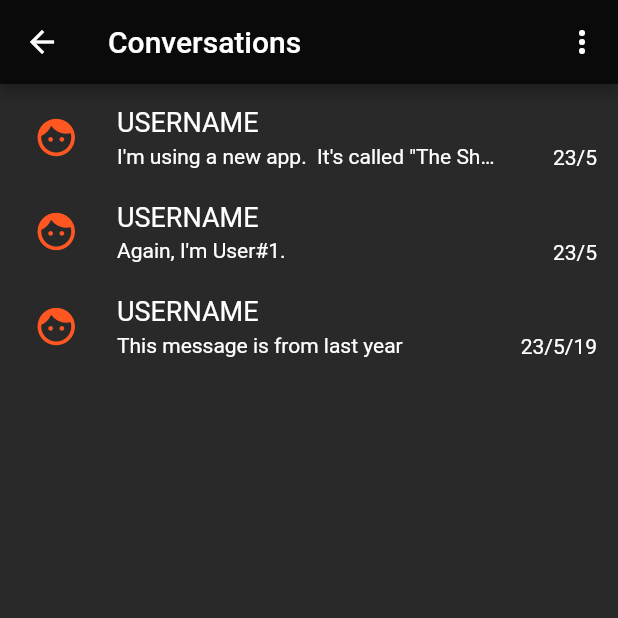
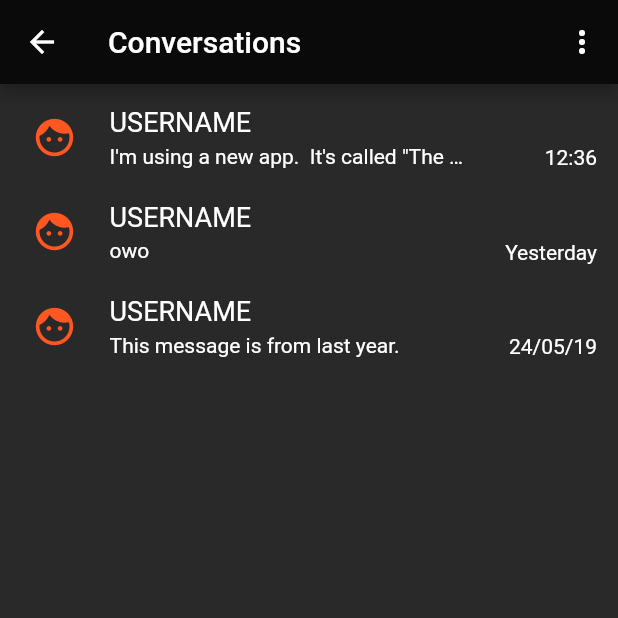
Before and after one commit to rijkdw/the_shed, a Flutter app: the Chats screen opened directly, on a phone screen of 412 x 824 dp, the top half of it. Run offline on Flutter 3.47's test engine with Material 2 defaults, Android fonts, the phone set to English and light mode, and no system bars; our stand-ins replace curved_navigation_bar.

Commit message:
Refined chat timestamps

```diff
--- a/front-end/lib/models/message.dart
+++ b/front-end/lib/models/message.dart
@@ -20,6 +20,14 @@ class Message {
     return ((msgDT.day == nowDT.day) && (msgDT.month == nowDT.month) && (msgDT.year == nowDT.year));
   }
 
+  bool isYesterday() {
+    var nowDT = DateTime.now();
+    int messageEpochMS = this.epochTime*1000;
+    var msgDT = DateTime.fromMillisecondsSinceEpoch(messageEpochMS);
+
+    return ((msgDT.day == nowDT.day-1) && (msgDT.month == nowDT.month) && (msgDT.year == nowDT.year));
+  }
+
   bool isThisYear() {
     var nowDT = DateTime.now();
     int messageEpochMS = this.epochTime*1000;
@@ -29,28 +37,55 @@ class Message {
   }
 
   String getListTimeStamp() {
+    // if same day & month & year (i.e. if today) return HH:mm
+    if (this.isToday()) {
+      return getHHMM();
+    // if yesterday, say yesterday
+    } else if (this.isYesterday()) {
+      return 'Yesterday';
+    // if same year at least, return DD/MM
+    } else if (this.isThisYear()) {
+      return getDDMM();
+    // if past year, return DD/MM/YY
+    } else {
+      return getDDMMYY();
+    }
+  }
+
+  DateTime getDateTime() => DateTime.fromMillisecondsSinceEpoch(this.epochTime*1000);
+
+  String getMinute() => this.getDateTime().minute.toString().padLeft(2, '0');
+
+  String getHour() => this.getDateTime().hour.toString().padLeft(2, '0');
+
+  String getDay() => this.getDateTime().day.toString().padLeft(2, '0');
+
+  String getMonth() => this.getDateTime().month.toString().padLeft(2, '0');
+
+  String getYear(bool short) => short
+    ? this.getDateTime().year.toString().substring(2, 4)
+    : this.getDateTime().year.toString();
+
+  String getHHMM() => this.getHour() + ':' + this.getMinute();
+
+  String getDDMM() => this.getDay() + '/' + this.getMonth();
+
+  String getDDMMYY() => this.getDay() + '/' + this.getMonth() + '/' + this.getYear(true);
+
+  String getDDMMYYYY() => this.getDay() + '/' + this.getMonth() + '/' + this.getYear(false);
+
+  String getInChatTimeStamp() {
     int messageEpochMS = this.epochTime*1000;
     var msgDT = DateTime.fromMillisecondsSinceEpoch(messageEpochMS);
 
-    // if same day, month, year, i.e. if today:
+    // if today
     if (this.isToday()) {
-      return msgDT.hour.toString() + ':' + msgDT.minute.toString();
-    } else if (this.isThisYear()) {
-      return msgDT.day.toString() + '/' + msgDT.month.toString();
+      return getHHMM();
+    // if yesterday
+    } else if (this.isYesterday()) {
+      return getHHMM() + ' yesterday';
     } else {
-      return msgDT.day.toString() + '/' + msgDT.month.toString() + '/' + msgDT.year.toString().substring(2,4);
-    }
-  }
-
-  String getTimeStamp() {
-    int messageEpochMS = this.epochTime*1000;
-    var msgDT = DateTime.fromMillisecondsSinceEpoch(messageEpochMS);
-
-    // if same day, month, year, i.e. if today:
-    if (this.isToday()) {
-      return msgDT.hour.toString() + ':' + msgDT.minute.toString();
-    } else {
-      return msgDT.hour.toString() + ':' + msgDT.minute.toString() + ', ' + msgDT.day.toString() + '/' + msgDT.month.toString() + '/' + msgDT.year.toString();
+      return getHHMM() + '  ' + getDDMMYY();
     }
   }
 
--- a/front-end/lib/screens/home/chats.dart
+++ b/front-end/lib/screens/home/chats.dart
@@ -84,29 +84,14 @@ class ConversationList extends StatelessWidget {
   ConversationList(this.allMessagesList);
 
   Map mapSendersToMessages() {
-    print('All messages:');
-    for (Message msg in this.allMessagesList) {
-      print(msg.text);
-    }
     Map<int, List<Message>> map = {};
     for (int i = 0; i < allMessagesList.length; i++) {
       Message msg = allMessagesList[i];
       // if the sender id of message i is already listed, add it to that list
-      if (map.keys.contains(msg.senderId)) {
-        print('map already contains sender ID ' + msg.senderId.toString());
-      }
-      // else make a new list and add it
-      else {
-        print('map didn\'t contain sender ID ' + msg.senderId.toString());
+      if (!map.keys.contains(msg.senderId)) {
         map[msg.senderId] = [];
       }
       map[msg.senderId].add(msg);
-    }
-    for (int key in map.keys) {
-      print('Key ' + key.toString() + ':');
-      for (Message msg in map[key]) {
-        print('Msg \"' + msg.text + '\"');
-      }
     }
     return map;
   }
@@ -221,7 +206,7 @@ class Conversation extends StatelessWidget {
 
           // build time of message and new message notification
           Expanded(
-            flex: 20,
+            flex: 30,
             child: Container(
               child: Column(
                 crossAxisAlignment: CrossAxisAlignment.end,
--- a/front-end/lib/screens/home/chatscreen.dart
+++ b/front-end/lib/screens/home/chatscreen.dart
@@ -226,7 +226,7 @@ class MessageWidget extends StatelessWidget {
 
     // data to be displayed
     String text = this.message.text;
-    String time = this.message.getTimeStamp();
+    String time = this.message.getInChatTimeStamp();
     bool me = false;
 
     // some logic for choosing colors
--- a/front-end/lib/screens/home/global.dart
+++ b/front-end/lib/screens/home/global.dart
@@ -23,33 +23,33 @@ var dummyPosts = [
 
 var dummyMessages = [
   new Message(
-    epochTime: 1590265421, // 23 May 2020, 20:23:41
+    epochTime: (DateTime(2020, 5, 24, 12, 34).millisecondsSinceEpoch/1000).floor(),
     id: 0,
     senderId: 0,
     text: 'Hello world!',
   ),
   new Message(
-    epochTime: 1590265461, // 23 May 2020, 20:24:41
+    epochTime: (DateTime(2020, 5, 24, 12, 36).millisecondsSinceEpoch/1000).floor(),
     id: 1,
     senderId: 0,
     text: 'I\'m using a new app.  It\'s called \"The Shed\".',
   ),
   new Message(
-    epochTime: 1590237296, // 23 May 2020, 12:34:56
+    epochTime: (DateTime(2020, 5, 23, 12, 00).millisecondsSinceEpoch/1000).floor(),
     id: 3,
     senderId: 1,
-    text: 'Again, I\'m User#1.',
+    text: 'uwu',
   ),
   new Message(
-    epochTime: 1590177600, // 22 May 2020, 20:00:00
+    epochTime: (DateTime(2020, 5, 23, 13, 00).millisecondsSinceEpoch/1000).floor(),
     id: 2,
     senderId: 1,
-    text: 'I\'m User#1.',
+    text: 'owo',
   ),
   new Message(
-    epochTime: 1558644557, // sometime in 2019
+    epochTime: (DateTime(2019, 5, 24, 12, 34).millisecondsSinceEpoch/1000).floor(),
     id: 5,
     senderId: 2,
-    text: 'This message is from last year',
+    text: 'This message is from last year.',
   ),
 ];
--- a/front-end/pubspec.yaml
+++ b/front-end/pubspec.yaml
@@ -24,7 +24,6 @@ dependencies:
   curved_navigation_bar: ^0.3.2
   flutter:
     sdk: flutter
-  flutter_pubnub: ^0.5.0
 
   # The following adds the Cupertino Icons font to your application.
   # Use with the CupertinoIcons class for iOS style icons.
```
Also changed, not shown: front-end/pubspec.lock.
